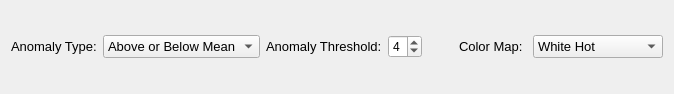
Qt form resources/views/algorithms/ThermalAnomaly.ui (crgrove/automated-drone-image-analysis-tool) before a commit.
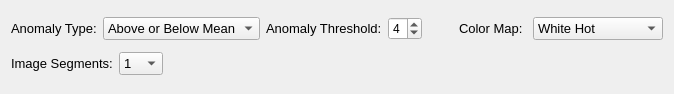
The same form after that commit.

```diff
--- a/resources/views/algorithms/ThermalAnomaly.ui
+++ b/resources/views/algorithms/ThermalAnomaly.ui
@@ -139,6 +139,96 @@
      </item>
     </layout>
    </item>
+   <item>
+    <layout class="QHBoxLayout" name="horizontalLayout">
+     <item>
+      <widget class="QLabel" name="segmentsLabel">
+       <property name="font">
+        <font>
+         <pointsize>10</pointsize>
+        </font>
+       </property>
+       <property name="text">
+        <string>Image Segments:</string>
+       </property>
+      </widget>
+     </item>
+     <item>
+      <widget class="QComboBox" name="segmentsComboBox">
+       <property name="sizePolicy">
+        <sizepolicy hsizetype="Preferred" vsizetype="Fixed">
+         <horstretch>0</horstretch>
+         <verstretch>0</verstretch>
+        </sizepolicy>
+       </property>
+       <property name="minimumSize">
+        <size>
+         <width>30</width>
+         <height>0</height>
+        </size>
+       </property>
+       <property name="font">
+        <font>
+         <pointsize>10</pointsize>
+        </font>
+       </property>
+       <item>
+        <property name="text">
+         <string>1</string>
+        </property>
+       </item>
+       <item>
+        <property name="text">
+         <string>2</string>
+        </property>
+       </item>
+       <item>
+        <property name="text">
+         <string>4</string>
+        </property>
+       </item>
+       <item>
+        <property name="text">
+         <string>6</string>
+        </property>
+       </item>
+       <item>
+        <property name="text">
+         <string>9</string>
+        </property>
+       </item>
+       <item>
+        <property name="text">
+         <string>16</string>
+        </property>
+       </item>
+       <item>
+        <property name="text">
+         <string>25</string>
+        </property>
+       </item>
+       <item>
+        <property name="text">
+         <string>36</string>
+        </property>
+       </item>
+      </widget>
+     </item>
+     <item>
+      <spacer name="horizontalSpacer_2">
+       <property name="orientation">
+        <enum>Qt::Horizontal</enum>
+       </property>
+       <property name="sizeHint" stdset="0">
+        <size>
+         <width>40</width>
+         <height>20</height>
+        </size>
+       </property>
+      </spacer>
+     </item>
+    </layout>
+   </item>
   </layout>
  </widget>
  <resources/>
```
